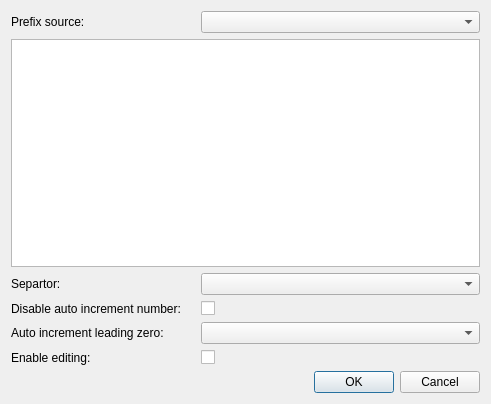
gltn/stdm, file ui/wizard/ui_code_property.ui: the form before one commit.
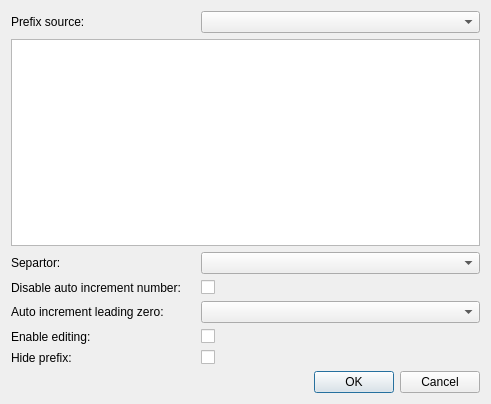
The form after the commit.

Commit message: Added drag sort in auto generate and added hide prefix

Patch:
```diff
--- a/ui/wizard/ui_code_property.ui
+++ b/ui/wizard/ui_code_property.ui
@@ -155,6 +155,20 @@
      </property>
     </widget>
    </item>
+   <item row="7" column="0" colspan="2">
+    <widget class="QLabel" name="hide_prefix_lbl">
+     <property name="text">
+      <string>Hide prefix:</string>
+     </property>
+    </widget>
+   </item>
+   <item row="7" column="2">
+    <widget class="QCheckBox" name="hide_prefix_chk">
+     <property name="text">
+      <string/>
+     </property>
+    </widget>
+   </item>
   </layout>
  </widget>
  <resources/>
```
Left out of the diff: 12 changed lines with no effect on the pictures. The commit also changes 8 other files.
